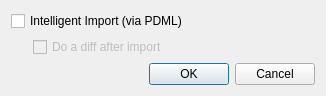
First picture: the form in common/pcapfileimport.ui, repository pstavirs/ostinato, before the edit.
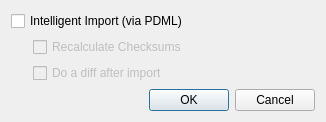
Second picture: the form after the edit.

Commit message:
Add option to recalculate cksums during pcap import
Recalculate cksum is now the default.

This behaviour change has been done to facilitate rewriting packet
fields post PCAP import using the new Find & Replace feature. Without
this any change in fields may cause incorrect checksums.

The earlier rationale for retaining the checksums in the PCAP file
during import was to ensure replayed packet was same as the one in the
PCAP file.

User now has a choice with this option.

```diff
--- a/common/pcapfileimport.ui
+++ b/common/pcapfileimport.ui
@@ -7,24 +7,22 @@
     <x>0</x>
     <y>0</y>
     <width>326</width>
-    <height>93</height>
+    <height>112</height>
    </rect>
   </property>
   <property name="windowTitle">
    <string>PCAP import options</string>
   </property>
-  <layout class="QVBoxLayout">
-   <item>
+  <layout class="QGridLayout" name="gridLayout">
+   <item row="0" column="0" colspan="2">
     <widget class="QCheckBox" name="viaPdml">
      <property name="text">
       <string>Intelligent Import (via PDML)</string>
      </property>
     </widget>
    </item>
-   <item>
-    <layout class="QHBoxLayout">
-     <item>
-      <widget class="QWidget" name="widget" native="true">
+   <item row="1" column="0" rowspan="2">
+    <widget class="QWidget" name="indentSpacing" native="true">
        <property name="sizePolicy">
         <sizepolicy hsizetype="Fixed" vsizetype="Fixed">
          <horstretch>0</horstretch>
@@ -39,7 +37,17 @@
        </property>
       </widget>
      </item>
-     <item>
+   <item row="1" column="1">
+    <widget class="QCheckBox" name="recalculateCksums">
+     <property name="enabled">
+      <bool>false</bool>
+     </property>
+     <property name="text">
+      <string>Recalculate Checksums</string>
+     </property>
+    </widget>
+   </item>
+   <item row="2" column="1">
       <widget class="QCheckBox" name="doDiff">
        <property name="enabled">
         <bool>false</bool>
@@ -49,9 +57,7 @@
        </property>
       </widget>
      </item>
-    </layout>
-   </item>
-   <item>
+   <item row="3" column="0" colspan="2">
     <widget class="QDialogButtonBox" name="buttonBox">
      <property name="orientation">
       <enum>Qt::Horizontal</enum>
```
Left out of the diff: 40 changed lines with no effect on the pictures. Lines whose indentation alone changed are shown as unchanged. The commit also changes 12 other files.
